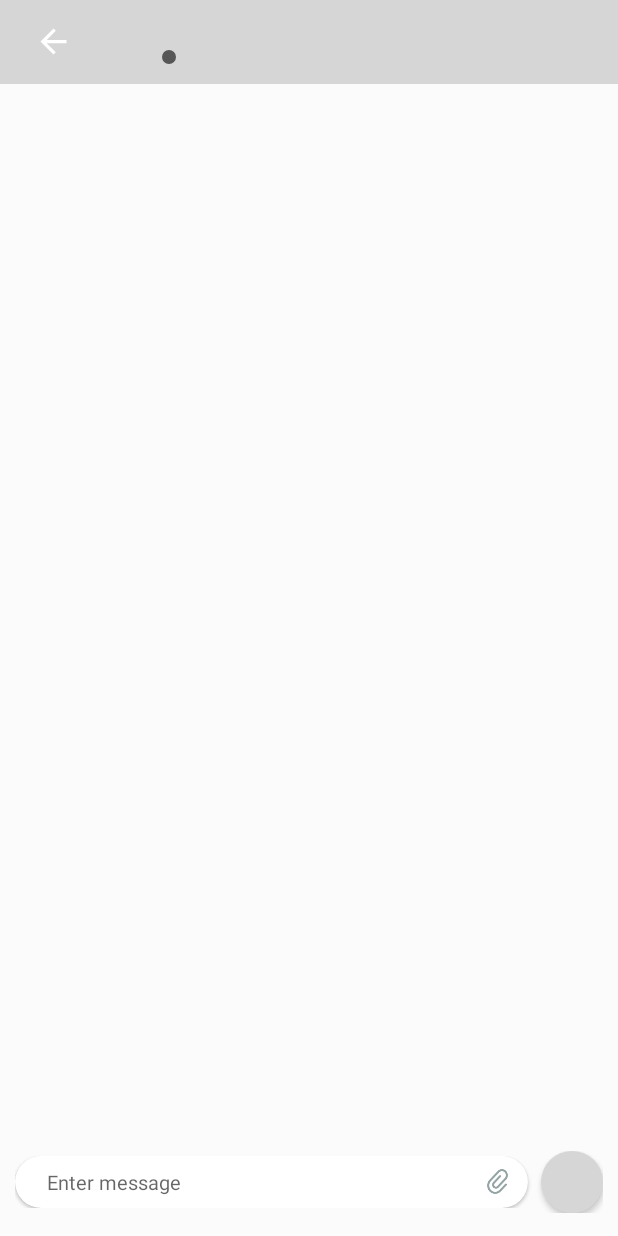
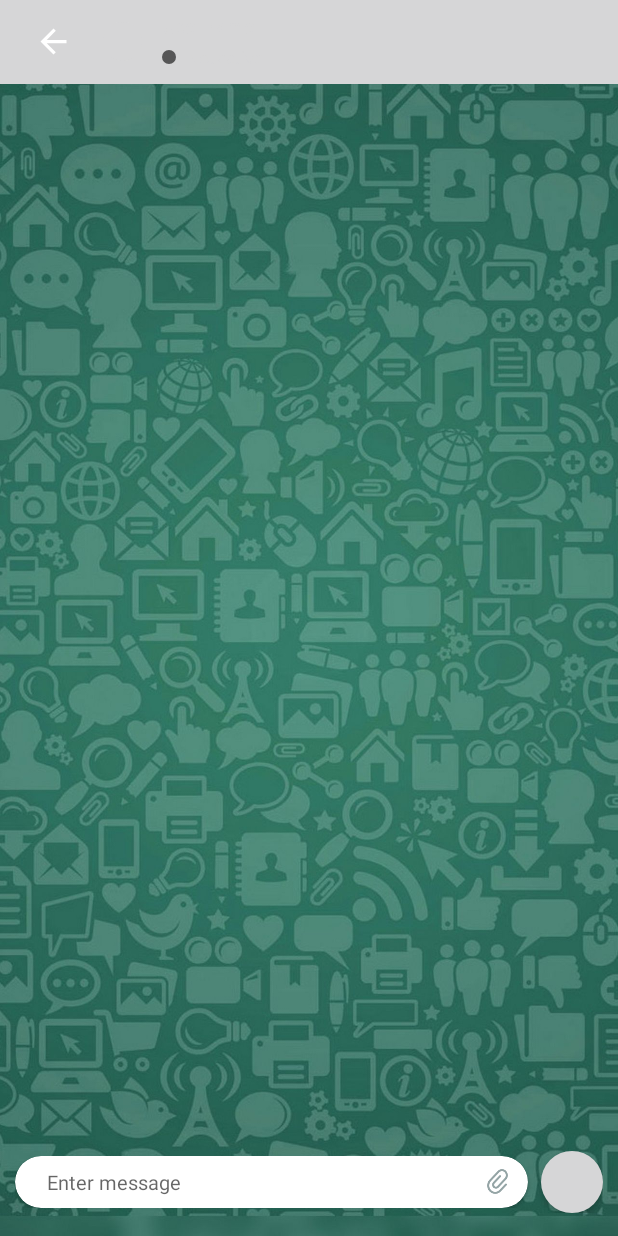
Before and after one commit to RxSajib/PARAK, an Android app: the layout chat_pages.xml on its own in the app's theme, with its tools: preview values and no code run, on a phone screen of 412 x 824 dp. Run offline under Robolectric (Android 15) with nearby library versions, the phone set to English and light mode, and no system bars; plain views replace RecordButton, RecordView.

Commit message:
commet_sssss

```diff
--- a/app/src/main/java/com/rakpak/pak_parak/SetProfile/Setup_Profile.java
+++ b/app/src/main/java/com/rakpak/pak_parak/SetProfile/Setup_Profile.java
@@ -290,7 +290,7 @@ public class Setup_Profile extends Fragment {
 
 
                                         alertDialog.dismiss();
-                                            getFragmentManager().popBackStack(null, FragmentManager.POP_BACK_STACK_INCLUSIVE);
+                                        homepage(new goto_homepage());
 
 
 
--- a/app/src/main/res/layout-hdpi/chat_pages.xml
+++ b/app/src/main/res/layout-hdpi/chat_pages.xml
@@ -7,6 +7,14 @@
     android:background="@color/background"
     tools:context=".ChatPage.ChatPages">
 
+
+    <ImageView
+        android:src="@drawable/global_message_background"
+        android:scaleType="centerCrop"
+        android:layout_width="match_parent"
+        android:layout_height="match_parent">
+
+    </ImageView>
 
 
     <com.google.android.material.appbar.MaterialToolbar
--- a/app/src/main/res/layout-mdpi/chat_pages.xml
+++ b/app/src/main/res/layout-mdpi/chat_pages.xml
@@ -7,6 +7,14 @@
     android:background="@color/background"
     tools:context=".ChatPage.ChatPages">
 
+
+    <ImageView
+        android:src="@drawable/global_message_background"
+        android:scaleType="centerCrop"
+        android:layout_width="match_parent"
+        android:layout_height="match_parent">
+
+    </ImageView>
 
 
     <com.google.android.material.appbar.MaterialToolbar
--- a/app/src/main/res/layout-xhdpi/chat_pages.xml
+++ b/app/src/main/res/layout-xhdpi/chat_pages.xml
@@ -7,6 +7,14 @@
     android:background="@color/background"
     tools:context=".ChatPage.ChatPages">
 
+
+    <ImageView
+        android:src="@drawable/global_message_background"
+        android:scaleType="centerCrop"
+        android:layout_width="match_parent"
+        android:layout_height="match_parent">
+
+    </ImageView>
 
     <com.google.android.material.appbar.MaterialToolbar
         android:id="@+id/ChatToolbarID"
--- a/app/src/main/res/layout-xxhdpi/chat_pages.xml
+++ b/app/src/main/res/layout-xxhdpi/chat_pages.xml
@@ -7,6 +7,14 @@
     android:background="@color/background"
     tools:context=".ChatPage.ChatPages">
 
+
+    <ImageView
+        android:src="@drawable/global_message_background"
+        android:scaleType="centerCrop"
+        android:layout_width="match_parent"
+        android:layout_height="match_parent">
+
+    </ImageView>
 
 
     <com.google.android.material.appbar.MaterialToolbar
--- a/app/src/main/res/layout-xxxhdpi/chat_pages.xml
+++ b/app/src/main/res/layout-xxxhdpi/chat_pages.xml
@@ -7,6 +7,14 @@
     android:background="@color/background"
     tools:context=".ChatPage.ChatPages">
 
+
+    <ImageView
+        android:src="@drawable/global_message_background"
+        android:scaleType="centerCrop"
+        android:layout_width="match_parent"
+        android:layout_height="match_parent">
+
+    </ImageView>
 
 
     <com.google.android.material.appbar.MaterialToolbar
--- a/app/src/main/res/layout/chat_pages.xml
+++ b/app/src/main/res/layout/chat_pages.xml
@@ -7,6 +7,14 @@
     android:background="@color/background"
     tools:context=".ChatPage.ChatPages">
 
+
+    <ImageView
+        android:src="@drawable/global_message_background"
+        android:scaleType="centerCrop"
+        android:layout_width="match_parent"
+        android:layout_height="match_parent">
+
+    </ImageView>
 
 
     <com.google.android.material.appbar.MaterialToolbar
```
Also changed, not shown: app/src/main/java/com/rakpak/pak_parak/Adapter/MessageAdapter.java (+28 -1 lines), app/src/main/res/layout-hdpi/global_chat.xml (+9 -0 lines), app/src/main/res/layout-mdpi/global_chat.xml (+9 -0 lines), app/src/main/res/layout-xhdpi/global_chat.xml (+9 -0 lines), app/src/main/res/layout-xxhdpi/global_chat.xml (+9 -0 lines), app/src/main/res/layout-xxxhdpi/global_chat.xml (+8 -0 lines), app/src/main/res/layout/global_chat.xml (+16 -0 lines), app/src/main/res/drawable/global_message_background.jpg (added), app/src/main/res/drawable/private_chat_background.jpg (added).
